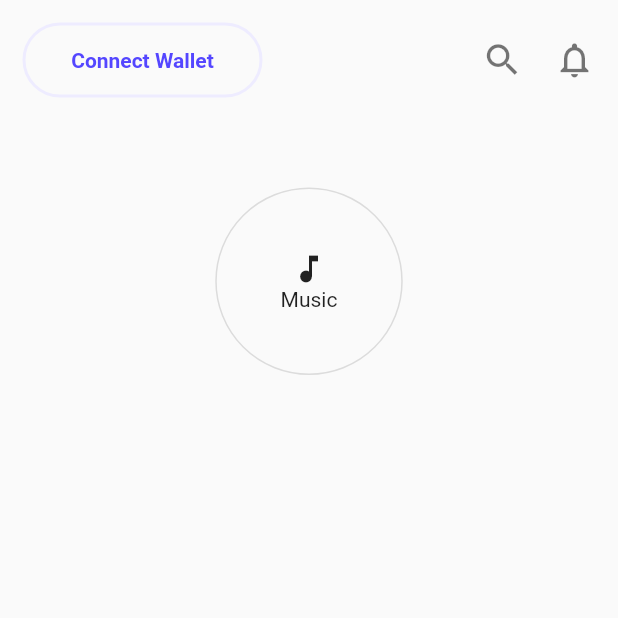
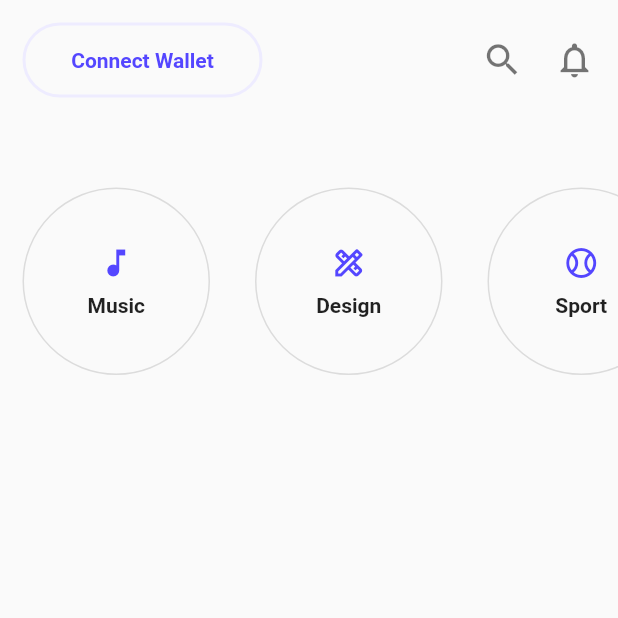
Before and after one commit to ZRShamim/nft_market, a Flutter app: the HomePage screen opened directly, on a phone screen of 412 x 824 dp, the top half of it. Run offline on Flutter 3.47's test engine with Material 2 defaults, Android fonts, the phone set to English and light mode, and no system bars; our stand-ins replace email_validator, firebase_auth, firebase_core, flutter_inset_box_shadow, google_sign_in, shared_preferences; accounts and stored records are empty.

Commit message:
genre slide design update

```diff
--- a/lib/main.dart
+++ b/lib/main.dart
@@ -14,6 +14,7 @@ void main() async {
   await Firebase.initializeApp();
 
   final prefs = await SharedPreferences.getInstance();
+  // checking if the user enter the app for first time
   final showHome = prefs.getBool('showHome') ?? false;
   runApp(RootPage(
     showHome: showHome,
@@ -39,7 +40,9 @@ class RootPage extends StatelessWidget {
       theme: ThemeData(
         primarySwatch: Colors.blue,
       ),
-      home: showHome ? const HomePage() : const OnboardinPage(),
+      home:
+          // If not first time go HomePage else OnbordingPage will pop up
+          showHome ? const HomePage() : const OnboardingPage(),
 
       // StreamBuilder(
       //   stream: FirebaseAuth.instance.authStateChanges(),
--- a/lib/view/main_pages/home_page.dart
+++ b/lib/view/main_pages/home_page.dart
@@ -14,6 +14,7 @@ class HomePage extends StatelessWidget {
           children: [
             Padding(
               padding: const EdgeInsets.all(15),
+              // App bar
               child: Row(
                 mainAxisAlignment: MainAxisAlignment.spaceBetween,
                 children: [
@@ -60,11 +61,46 @@ class HomePage extends StatelessWidget {
             const SizedBox(
               height: 30,
             ),
+            // Search by genre section
             SingleChildScrollView(
               scrollDirection: Axis.horizontal,
               child: Row(
-                children: [
-                  Container(
+                children: const [
+                  GenreContainer(
+                    text: 'Music',
+                    icon: Icons.music_note,
+                  ),
+                  GenreContainer(
+                    text: 'Design',
+                    icon: Icons.design_services_outlined,
+                  ),
+                  GenreContainer(
+                    text: 'Sport',
+                    icon: Icons.sports_baseball_outlined,
+                  ),
+                ],
+              ),
+            )
+          ],
+        ),
+      ),
+    );
+  }
+}
+
+class GenreContainer extends StatelessWidget {
+  const GenreContainer({
+    Key? key,
+    required this.icon,
+    required this.text,
+  }) : super(key: key);
+
+  final IconData icon;
+  final String text;
+
+  @override
+  Widget build(BuildContext context) {
+    return Container(
       margin: const EdgeInsets.all(15),
       width: 125,
       height: 125,
@@ -77,16 +113,18 @@ class HomePage extends StatelessWidget {
       child: Column(
         mainAxisAlignment: MainAxisAlignment.center,
         children: [
-                        Icon(Icons.music_note),
-                        Text('Music'),
-                      ],
+          Icon(
+            icon,
+            color: const Color(0xff5446FF),
           ),
+          SizedBox(
+            height: 8,
+          ),
+          Text(
+            text,
+            style: TextStyle(fontSize: 14, fontWeight: FontWeight.w700),
           ),
         ],
-              ),
-            )
-          ],
-        ),
       ),
     );
   }
--- /dev/null
+++ b/lib/view/main_pages/widgets/genre_container.dart
@@ -0,0 +1,43 @@
+import 'package:flutter/material.dart';
+
+class GenreContainer extends StatelessWidget {
+  const GenreContainer({
+    Key? key,
+    required this.icon,
+    required this.text,
+  }) : super(key: key);
+
+  final IconData icon;
+  final String text;
+
+  @override
+  Widget build(BuildContext context) {
+    return Container(
+      margin: const EdgeInsets.all(15),
+      width: 125,
+      height: 125,
+      decoration: BoxDecoration(
+        border: Border.all(
+          color: Colors.black12,
+        ),
+        borderRadius: BorderRadius.circular(100),
+      ),
+      child: Column(
+        mainAxisAlignment: MainAxisAlignment.center,
+        children: [
+          Icon(
+            icon,
+            color: const Color(0xff5446FF),
+          ),
+          const SizedBox(
+            height: 8,
+          ),
+          Text(
+            text,
+            style: const TextStyle(fontSize: 14, fontWeight: FontWeight.w700),
+          ),
+        ],
+      ),
+    );
+  }
+}
```
Also changed, not shown: lib/view/onboarding_pages/onboarding_page.dart (+4 -4 lines). Lines whose indentation alone changed are shown as unchanged.
